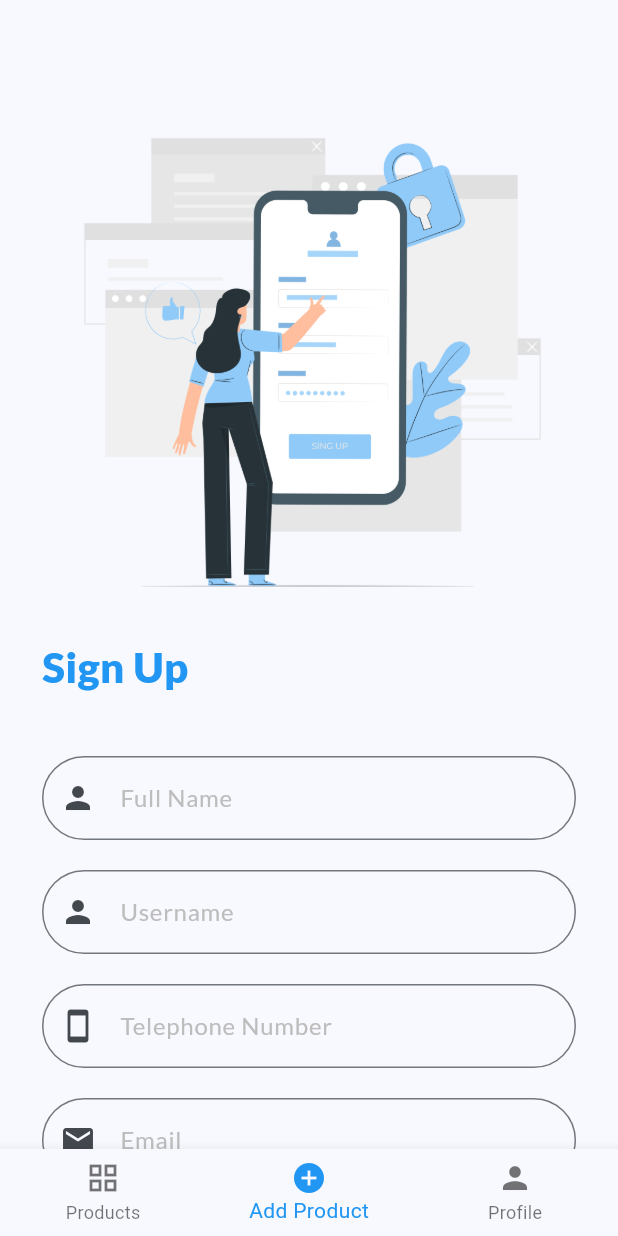
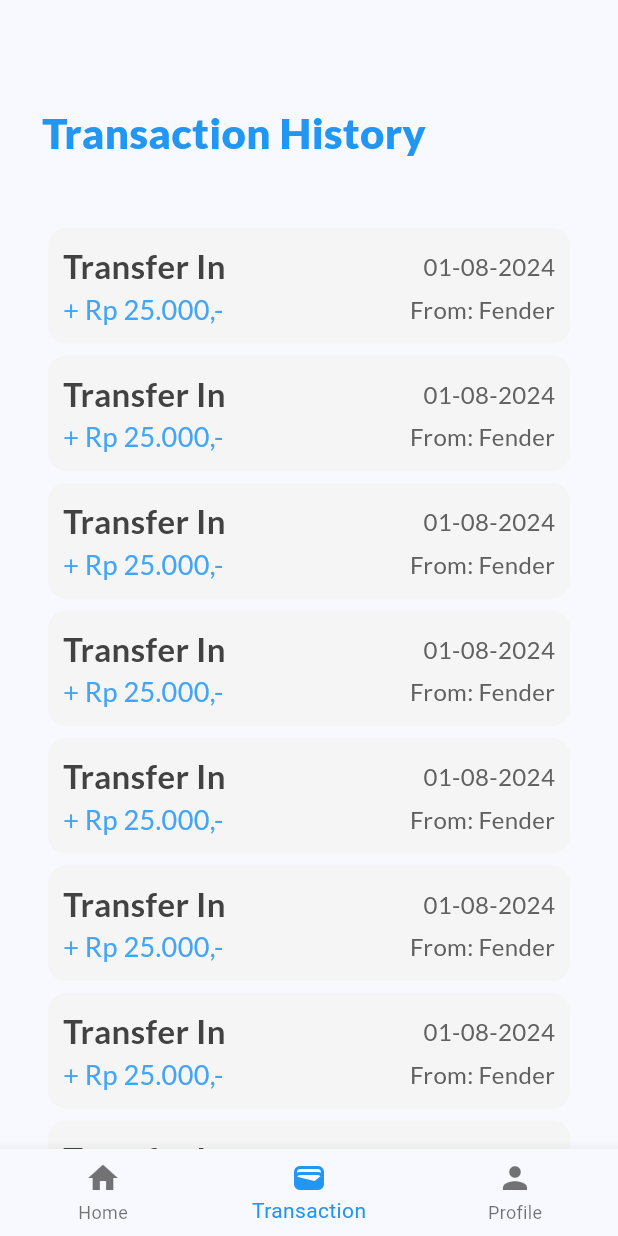
Before and after one commit to luxamrown/lnt-simple-ewallet, a Flutter app: the screen it shows after launch, item 2 of the bottom bar chosen, on a phone screen of 412 x 824 dp. Run offline on Flutter 3.47's test engine with Material 3 defaults, Android fonts, the light colour scheme and no system bars; our stand-ins replace cloud_firestore, firebase_auth, firebase_core, google_fonts; accounts and stored records are empty.

Commit message:
Add Transaction History, Home and Profile with Dummy Data

```diff
--- a/lib/view/auth/index.dart
+++ b/lib/view/auth/index.dart
@@ -1,6 +1,8 @@
 // import 'package:firebase_auth/firebase_auth.dart';
+import 'package:cloud_firestore/cloud_firestore.dart';
 import 'package:flutter/material.dart';
 import 'package:lnt_simple_ewallet/view/auth/login/index.dart';
+import 'package:lnt_simple_ewallet/view/auth/profile/index.dart';
 import 'package:lnt_simple_ewallet/view/auth/register/index.dart';
 
 class AuthView {
@@ -13,14 +15,14 @@ class AuthView {
     return RegisterPage();
   }
 
-  // Widget renderProfile() {
-  //   final currentUser = authService.getCurrentUser();
+  Widget renderProfile() {
+    // final currentUser = authService.getCurrentUser();
 
-  //   return FutureBuilder(future: authService.getCurrentUser(), builder: (context, snapshot) {
-  //     if(!snapshot.hasData) return CircularProgressIndicator();
+    // return FutureBuilder(future: authService.getCurrentUser(), builder: (context, snapshot) {
+    //   if(!snapshot.hasData) return CircularProgressIndicator();
 
-  //     return ProfilePage(authService: authService, currentUser: snapshot.data!);
-  //   });
+    // });
+      return ProfilePage();
 
-  // }
+  }
 }
--- a/lib/view/index.dart
+++ b/lib/view/index.dart
@@ -1,7 +1,10 @@
+import 'package:cloud_firestore/cloud_firestore.dart';
 import 'package:flutter/material.dart';
 import 'package:flutter/widgets.dart';
 import 'package:google_fonts/google_fonts.dart';
 import 'package:lnt_simple_ewallet/view/auth/index.dart';
+import 'package:lnt_simple_ewallet/view/home/index.dart';
+import 'package:lnt_simple_ewallet/view/transaction/index.dart';
 
 class IndexPage extends StatefulWidget {
   const IndexPage({super.key});
@@ -16,10 +19,9 @@ class _IndexPageState extends State<IndexPage> {
   int _indexMenu = 0;
 
     final List<Widget> _widgetOptions = <Widget>[
-    // ProductPage().renderListProduct(),
-    // ProductPage().renderAddProduct(),
-    AuthView().renderLogin(),
-    AuthView().renderRegister()
+    HomePage(),
+    TransactionView().renderHistory(),
+    AuthView().renderProfile()
   ];
 
   void _onItemTapped(int index) {
@@ -34,12 +36,12 @@ class _IndexPageState extends State<IndexPage> {
       bottomNavigationBar: BottomNavigationBar(
         items: const <BottomNavigationBarItem>[
           BottomNavigationBarItem(
-            icon: Icon(Icons.grid_view),
-            label: 'Products',
+            icon: Icon(Icons.home),
+            label: 'Home',
           ),
           BottomNavigationBarItem(
-            icon: Icon(Icons.add_circle),
-            label: 'Add Product',
+            icon: Icon(Icons.wallet),
+            label: 'Transaction',
           ),
           BottomNavigationBarItem(
             icon: Icon(Icons.person),
--- /dev/null
+++ b/lib/view/transaction/history/index.dart
@@ -0,0 +1,116 @@
+import 'package:firebase_auth/firebase_auth.dart';
+import 'package:flutter/material.dart';
+import 'package:google_fonts/google_fonts.dart';
+
+class HistoryPage extends StatefulWidget {
+  // final AuthService authService;
+
+  // const HistoryPage({Key? key, required this.authService}) : super(key: key);
+
+  @override
+  State<HistoryPage> createState() => _HistoryPageState();
+}
+
+class _HistoryPageState extends State<HistoryPage> {
+  @override
+  Widget build(BuildContext context) {
+    return Scaffold(
+      body: SingleChildScrollView(
+        child: Padding(
+            padding: EdgeInsets.all(28),
+            child: Column(children: [
+              SizedBox(
+                height: 40,
+              ),
+              Container(
+                width: double.maxFinite,
+                child: Text("Transaction History",
+                    textAlign: TextAlign.left,
+                    style: GoogleFonts.lato(
+                      textStyle: TextStyle(
+                          fontSize: 28,
+                          fontWeight: FontWeight.w900,
+                          color: Color(Colors.blue.value)),
+                    )),
+              ),
+              SizedBox(
+                height: 40,
+              ),
+              CardTransactionHistory(),
+              CardTransactionHistory(),
+              CardTransactionHistory(),
+              CardTransactionHistory(),
+              CardTransactionHistory(),
+              CardTransactionHistory(),
+              CardTransactionHistory(),
+              CardTransactionHistory(),
+              CardTransactionHistory(),
+              CardTransactionHistory(),
+            ])),
+      ),
+    );
+  }
+}
+
+class CardTransactionHistory extends StatelessWidget {
+  const CardTransactionHistory({
+    super.key,
+  });
+
+  @override
+  Widget build(BuildContext context) {
+    return Card(
+      color: Colors.grey.shade100,
+      shadowColor: Colors.transparent,
+      child: Padding(
+          padding: EdgeInsets.all(10),
+          child: Column(
+            crossAxisAlignment: CrossAxisAlignment.stretch,
+            children: [
+              Row(
+                children: [
+                  Text("Transfer In",
+                      textAlign: TextAlign.left,
+                      style: GoogleFonts.lato(
+                        textStyle: TextStyle(
+                            fontSize: 22,
+                            fontWeight: FontWeight.bold,
+                            color: Color(Colors.grey.shade800.value)),
+                      )),
+                  Spacer(),
+                  Text("01-08-2024",
+                      textAlign: TextAlign.left,
+                      style: GoogleFonts.lato(
+                        textStyle: TextStyle(
+                            fontSize: 16,
+                            fontWeight: FontWeight.normal,
+                            color: Color(Colors.grey.shade700.value)),
+                      )),
+                ],
+              ),
+              Row(
+                children: [
+                  Text("+ Rp 25.000,-",
+                      textAlign: TextAlign.left,
+                      style: GoogleFonts.lato(
+                        textStyle: TextStyle(
+                            fontSize: 18,
+                            fontWeight: FontWeight.normal,
+                            color: Color(Colors.blue.shade400.value)),
+                      )),
+                  Spacer(),
+                  Text("From: Fender",
+                      textAlign: TextAlign.left,
+                      style: GoogleFonts.lato(
+                        textStyle: TextStyle(
+                            fontSize: 16,
+                            fontWeight: FontWeight.normal,
+                            color: Color(Colors.grey.shade700.value)),
+                      )),
+                ],
+              )
+            ],
+          )),
+    );
+  }
+}
--- /dev/null
+++ b/lib/view/transaction/index.dart
@@ -0,0 +1,33 @@
+// import 'package:firebase_auth/firebase_auth.dart';
+import 'package:flutter/material.dart';
+import 'package:lnt_simple_ewallet/view/auth/login/index.dart';
+import 'package:lnt_simple_ewallet/view/auth/register/index.dart';
+import 'package:lnt_simple_ewallet/view/transaction/history/index.dart';
+import 'package:lnt_simple_ewallet/view/transaction/payment/index.dart';
+import 'package:lnt_simple_ewallet/view/transaction/topup/index.dart';
+
+class TransactionView {
+  // final authService = AuthService();
+  Widget renderPayment() {
+    return PaymentPage();
+  }
+
+  Widget renderTopup() {
+    return TopupPage();
+  }
+
+  Widget renderHistory() {
+    return HistoryPage();
+  }
+
+  // Widget renderProfile() {
+  //   final currentUser = authService.getCurrentUser();
+
+  //   return FutureBuilder(future: authService.getCurrentUser(), builder: (context, snapshot) {
+  //     if(!snapshot.hasData) return CircularProgressIndicator();
+
+  //     return ProfilePage(authService: authService, currentUser: snapshot.data!);
+  //   });
+
+  // }
+}
```
Also changed, not shown: lib/view/auth/profile/index.dart (added, +175 -0 lines), lib/view/home/index.dart (added, +138 -0 lines), lib/view/transaction/payment/index.dart (added, +30 -0 lines), lib/view/transaction/topup/index.dart (added, +30 -0 lines), pubspec.lock.
